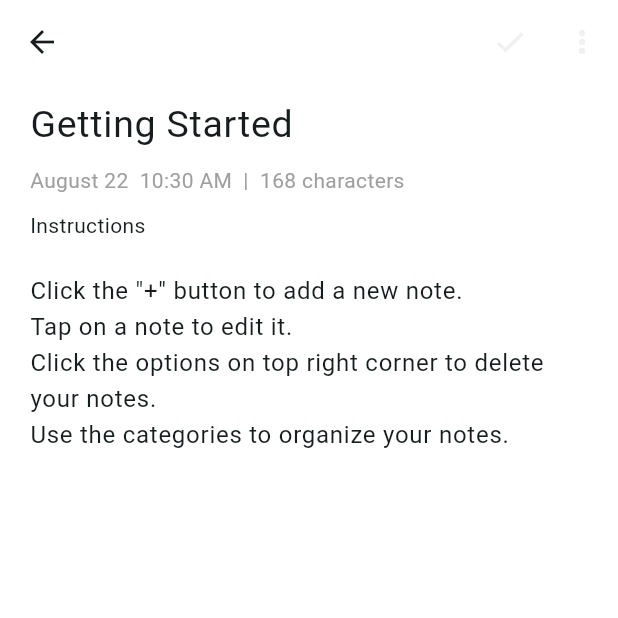
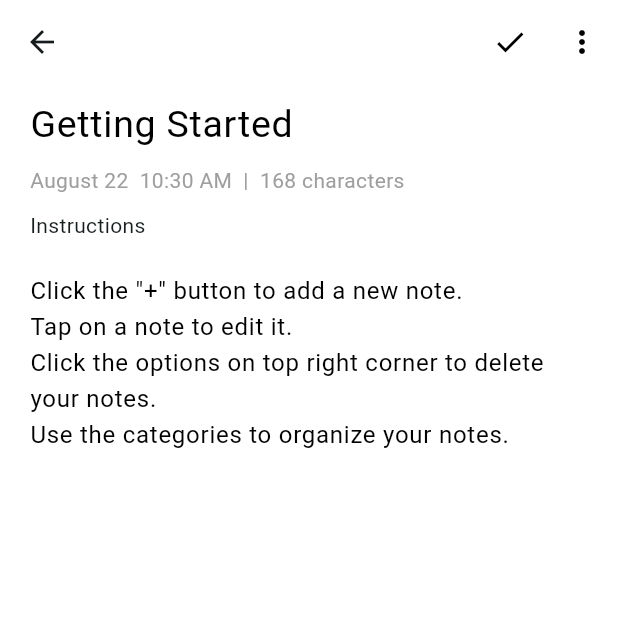
Before and after one commit to therizwanulhaq/notes_app, a Flutter app: the screen it shows after launch, after a tap on "Getting Started", on a phone screen of 412 x 824 dp, the top half of it. Run offline on Flutter 3.47's test engine with Material 3 defaults, Android fonts, the phone set to English and light mode, and no system bars; our stand-ins replace flutter_riverpod, flutter_slidable, sqflite; accounts and stored records are empty.

Commit message:
fixed some styles and notes are saved even if back button is pressed

```diff
--- a/lib/screens/add_note.dart
+++ b/lib/screens/add_note.dart
@@ -44,6 +44,8 @@ class _AddNewNoteState extends ConsumerState<AddNewNote> {
   }
 
   void _saveNote() {
+    if (_titleController.text.isNotEmpty ||
+        _contentController.text.isNotEmpty) {
       final note = Note(
         id: widget.existingNote
             ?.id, // Use existing id if editing, otherwise it will generate a new one
@@ -59,7 +61,7 @@ class _AddNewNoteState extends ConsumerState<AddNewNote> {
       } else {
         ref.read(notesProvider.notifier).addNote(note);
       }
-    Navigator.pop(context);
+    }
   }
 
   void _handleMoreOption(String option) {
@@ -99,24 +101,41 @@ class _AddNewNoteState extends ConsumerState<AddNewNote> {
         MediaQuery.of(context).platformBrightness == Brightness.dark;
     final formattedDate = DateFormat('MMMM d  h:mm a').format(_date);
 
-    return Scaffold(
+    return PopScope(
+      onPopInvoked: (didPop) {
+        _saveNote();
+      },
+      child: Scaffold(
         backgroundColor: isDarkMode
             ? Colors.black
             : Theme.of(context).colorScheme.secondaryContainer,
         appBar: AppBar(
+          leading: IconButton(
+            icon: const Icon(Icons.arrow_back),
+            onPressed: () {
+              Navigator.maybePop(context);
+            },
+          ),
+          scrolledUnderElevation: 0.0,
           backgroundColor: isDarkMode
               ? Colors.black
               : Theme.of(context).colorScheme.secondaryContainer,
           actions: [
             IconButton(
               onPressed: _saveNote,
-            icon: const Icon(Icons.check),
+              icon: Icon(
+                Icons.check,
+                color: Theme.of(context).colorScheme.onPrimary,
+              ),
             ),
             PopupMenuButton<String>(
               splashRadius: 100,
               color: Theme.of(context).colorScheme.onSurfaceVariant,
               surfaceTintColor: Theme.of(context).colorScheme.onSurfaceVariant,
-            icon: const Icon(Icons.more_vert),
+              icon: Icon(
+                Icons.more_vert,
+                color: Theme.of(context).colorScheme.onPrimary,
+              ),
               onSelected: _handleMoreOption,
               itemBuilder: (BuildContext context) =>
                   {'Share', 'Archive', 'Move to', 'Delete'}.map(
@@ -154,15 +173,17 @@ class _AddNewNoteState extends ConsumerState<AddNewNote> {
                 TextField(
                   textCapitalization: TextCapitalization.sentences,
                   controller: _titleController,
-                decoration: InputDecoration(
+                  decoration: const InputDecoration(
                     border: InputBorder.none,
                     hintText: "Title",
                     hintStyle: TextStyle(
+                      color: Colors.grey,
+                      fontSize: 25,
+                      fontWeight: FontWeight.w400,
+                    ),
+                  ),
+                  style: TextStyle(
                     color: Theme.of(context).colorScheme.onPrimary,
-                      fontSize: 25,
-                      fontWeight: FontWeight.w400),
-                ),
-                style: const TextStyle(
                     fontSize: 25,
                     fontWeight: FontWeight.w400,
                   ),
@@ -188,6 +209,9 @@ class _AddNewNoteState extends ConsumerState<AddNewNote> {
                   Text(widget.existingNote!.category),
                 const SizedBox(height: 10),
                 TextField(
+                  style: TextStyle(
+                    color: Theme.of(context).colorScheme.onPrimary,
+                  ),
                   controller: _contentController,
                   decoration: const InputDecoration(
                     border: InputBorder.none,
@@ -203,6 +227,7 @@ class _AddNewNoteState extends ConsumerState<AddNewNote> {
                   textInputAction: TextInputAction.newline,
                 )
               ],
+            ),
           ),
         ),
       ),
--- a/lib/screens/categories.dart
+++ b/lib/screens/categories.dart
@@ -108,6 +108,8 @@ class _CategoriesScreenState extends ConsumerState<CategoriesScreen> {
           ElevatedButton.icon(
             style: ElevatedButton.styleFrom(
               padding: const EdgeInsets.symmetric(vertical: 20),
+              surfaceTintColor:
+                  Theme.of(context).colorScheme.secondaryContainer,
               backgroundColor: Theme.of(context).colorScheme.secondaryContainer,
               foregroundColor: Theme.of(context).colorScheme.onPrimary,
               shape: RoundedRectangleBorder(
--- a/lib/screens/homepage.dart
+++ b/lib/screens/homepage.dart
@@ -57,6 +57,7 @@ class _MyHomePageState extends ConsumerState<MyHomePage> {
     return Scaffold(
       backgroundColor: Theme.of(context).colorScheme.background,
       appBar: AppBar(
+        scrolledUnderElevation: 0.0,
         backgroundColor: Theme.of(context).colorScheme.background,
         title: const Icon(Icons.ac_unit_sharp),
         actions: [
```
Also changed, not shown: lib/widgets/button.dart (deleted, +0 -12 lines). Lines whose indentation alone changed are shown as unchanged.
